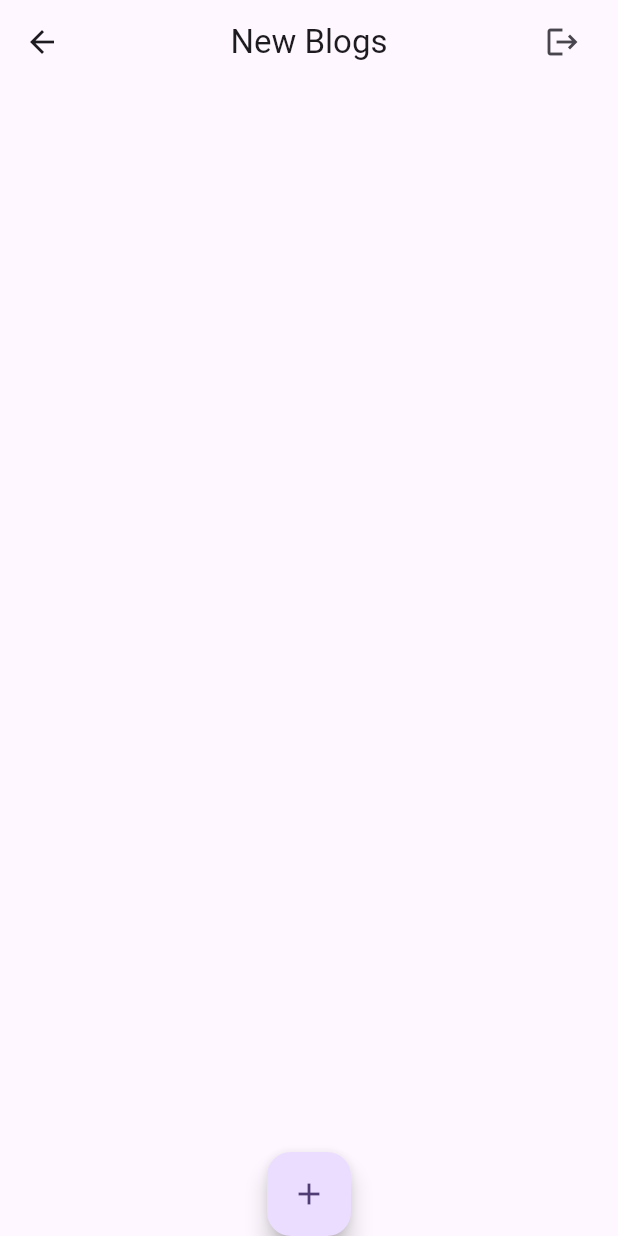
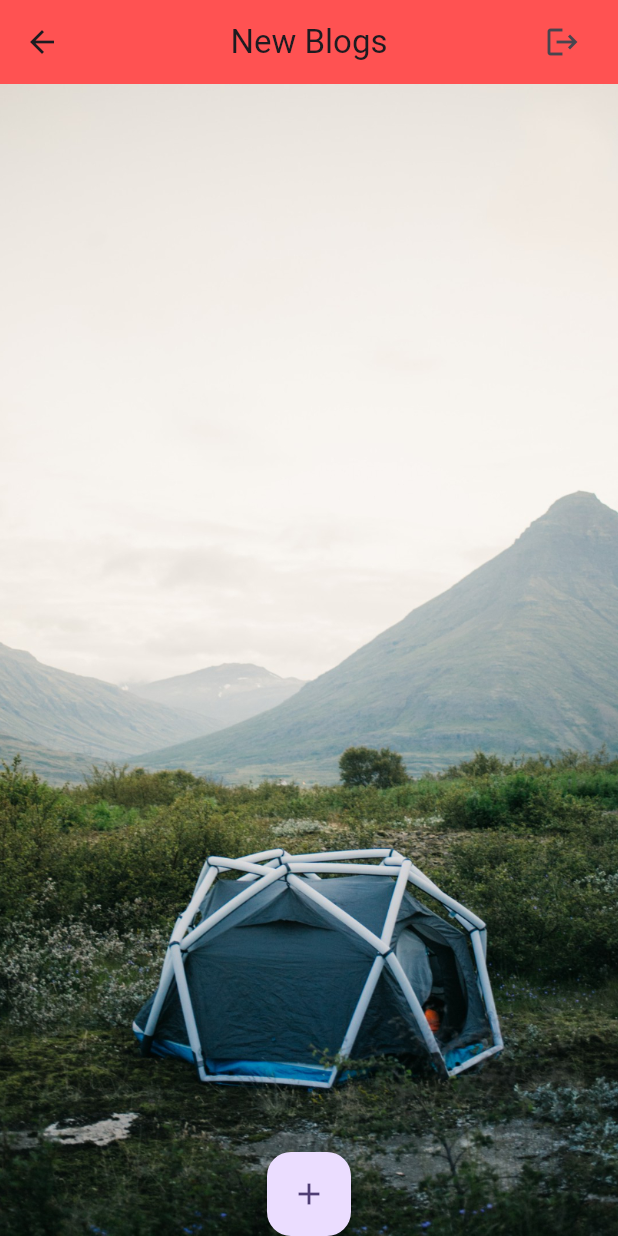
Before and after one commit to Anirban6311/mountain_explorer_app, a Flutter app: the communityHome screen opened directly, on a phone screen of 412 x 824 dp. Run offline on Flutter 3.47's test engine with Material 3 defaults, Android fonts, the phone set to English and light mode, and no system bars; drawn by our look-alikes of firebase_database; our stand-ins replace animated_text_kit, cached_network_image, carousel_slider, cloud_firestore, firebase_auth, firebase_core and 7 more; accounts and stored records are empty; network calls fail.

Commit message:
final commit

```diff
--- a/lib/Screens/Community/addPost.dart
+++ b/lib/Screens/Community/addPost.dart
@@ -208,7 +208,9 @@
                             'pDescription': descriptionController.text.toString(),
                             'uEmail': user!.email.toString(),
                             'uid': user.uid.toString(),
-                            'uName' : user.displayName.toString()
+                            'uName' : user.displayName.toString(),
+                            'likes' : []
+                            ///likes may be added
 
                           }).then((value) {
                             ToastMessages("Post Uploaded");
--- a/lib/Screens/Community/communityHome.dart
+++ b/lib/Screens/Community/communityHome.dart
@@ -24,6 +24,7 @@
   Widget build(BuildContext context) {
     return Scaffold(
       appBar: AppBar(
+        backgroundColor: Colors.redAccent,
         title: Text("New Blogs"),
         centerTitle: true,
         actions: [
@@ -40,7 +41,17 @@
           )
         ],
       ),
-      body: Padding(
+      body: Stack(
+        children: [
+          Container(
+            decoration: BoxDecoration(
+              image: DecorationImage(
+                image: AssetImage('assets/Images/314.jpg'), // Replace with your background image
+                fit: BoxFit.cover,
+              ),
+            ),
+          ),
+          Padding(
             padding: const EdgeInsets.symmetric(vertical: 20, horizontal: 20),
             child: Column(
               mainAxisAlignment: MainAxisAlignment.start,
@@ -67,6 +78,7 @@
                                     title: data['pTitle'],
                                     description: data['pDescription'],
                                     pId: data['pId'],
+                                    likes: [],
                                   ),
                                 ),
                               );
@@ -92,6 +104,7 @@
                                     ),
                                   ),
                                   Padding(
+
                                     padding: const EdgeInsets.all(15.0),
                                     child: Column(
                                       crossAxisAlignment: CrossAxisAlignment.start,
@@ -120,6 +133,8 @@
               ],
             ),
           ),
+        ],
+      ),
       floatingActionButton: FloatingActionButton(
         onPressed: () {
           Navigator.push(context, MaterialPageRoute(builder: (context) => AddPost()));
```
Also changed, not shown: lib/Screens/Community/blog_desc.dart (+76 -16 lines), lib/Screens/Community/profiles/like_button.dart (added, +19 -0 lines), assets/Images/314.jpg (added). Lines whose indentation alone changed are shown as unchanged.
